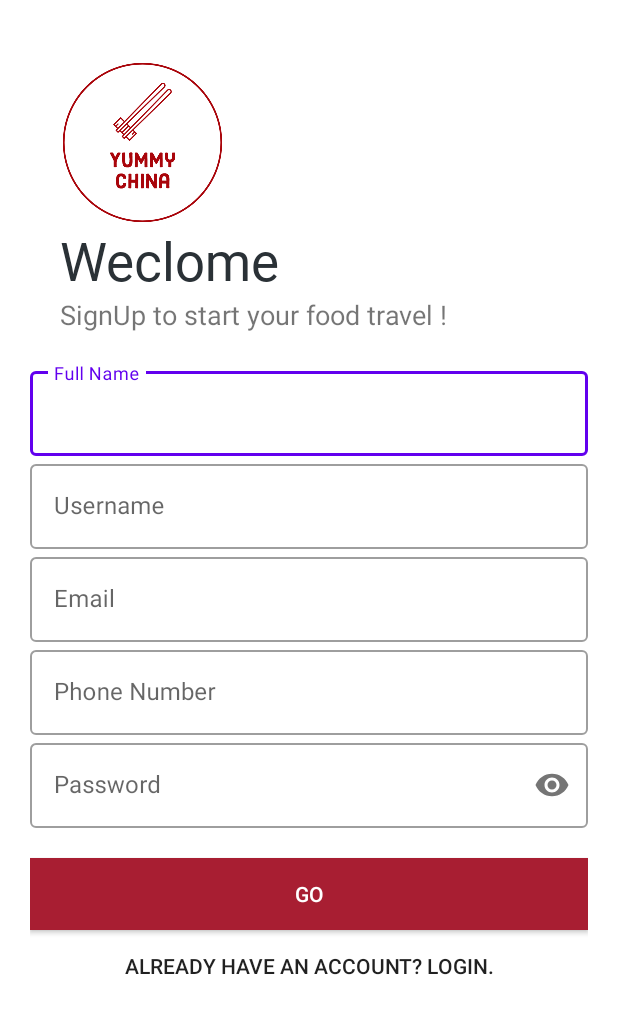
After one commit to FentPams/YummyChina, an Android app: the SignUpActivity screen opened directly, with no data from a screen before it, on a phone screen of 412 x 824 dp. The commit adds this screen. Shown: the top 1014 px of the screen. Run offline under Robolectric (Android 15) with nearby library versions, the phone set to English and light mode, and no system bars; our stand-ins replace Firebase (no records; nobody signed in at launch, a user with empty details on screens opened directly).

Commit message:
upgrade login and add signup activity

```diff
--- a/app/build.gradle
+++ b/app/build.gradle
@@ -37,6 +37,7 @@ dependencies {
     implementation 'com.google.firebase:firebase-database:19.2.1'
     implementation 'com.google.firebase:firebase-storage:20.0.1'
     implementation 'com.squareup.picasso:picasso:2.8'
+    implementation 'com.google.android.material:material:1.6.1'
     testImplementation 'junit:junit:4.13.2'
     androidTestImplementation 'androidx.test.ext:junit:1.1.3'
     androidTestImplementation 'androidx.test.espresso:espresso-core:3.4.0'
--- /dev/null
+++ b/app/src/main/java/com/example/yummychina/SignUpActivity.java
@@ -0,0 +1,105 @@
+package com.example.yummychina;
+
+import androidx.annotation.NonNull;
+import androidx.appcompat.app.AppCompatActivity;
+
+import android.content.Intent;
+import android.os.Bundle;
+import android.util.Log;
+import android.view.View;
+import android.widget.Button;
+import android.widget.Toast;
+
+import com.google.android.gms.tasks.OnCompleteListener;
+import com.google.android.gms.tasks.Task;
+import com.google.android.material.textfield.TextInputLayout;
+import com.google.firebase.auth.AuthResult;
+import com.google.firebase.auth.FirebaseAuth;
+import com.google.firebase.auth.FirebaseUser;
+import com.google.firebase.auth.UserProfileChangeRequest;
+import com.google.firebase.database.DatabaseReference;
+import com.google.firebase.database.FirebaseDatabase;
+
+public class SignUpActivity extends AppCompatActivity {
+
+    private static final String TAG = "SignUpActivity";
+
+    private FirebaseAuth mAuth;
+    private TextInputLayout name, username, email, phoneNo, password;
+    private Button signup_go, back_to_login;
+
+    @Override
+    protected void onCreate(Bundle savedInstanceState) {
+        super.onCreate(savedInstanceState);
+        setContentView(R.layout.activity_sign_up);
+
+        mAuth = FirebaseAuth.getInstance();
+        name = findViewById(R.id.name);
+        username = findViewById(R.id.username);
+        email = findViewById(R.id.email);
+        phoneNo = findViewById(R.id.phoneNo);
+        password = findViewById(R.id.password);
+        signup_go = findViewById(R.id.signup_go);
+        back_to_login = findViewById(R.id.back_to_login);
+
+        signup_go.setOnClickListener(new View.OnClickListener() {
+            @Override
+            public void onClick(View view) {
+                signUp();
+            }
+        });
+    }
+
+
+    private void signUp() {
+        String nameStr = name.getEditText().getText().toString();
+        String usernameStr = username.getEditText().getText().toString();
+        String emailStr = email.getEditText().getText().toString();
+        String phoneNoStr = phoneNo.getEditText().getText().toString();
+        String passwordStr = password.getEditText().getText().toString();
+        System.out.println("huici email:" + emailStr);
+        System.out.println("huici password:" + passwordStr);
+        mAuth.createUserWithEmailAndPassword(emailStr, passwordStr).addOnCompleteListener(this, new OnCompleteListener<AuthResult>() {
+            @Override
+            public void onComplete(@NonNull Task<AuthResult> task) {
+                if (task.isSuccessful()) {
+                    Toast.makeText(SignUpActivity.this, "Sign up Succeed", Toast.LENGTH_LONG).show();
+
+                    FirebaseUser user = mAuth.getCurrentUser();
+
+                    // Firebase Database: insert user's name under uid
+                    FirebaseDatabase database = FirebaseDatabase.getInstance();
+                    DatabaseReference ref =  database.getReference().child("users").child(user.getUid());
+                    ref.child("name").setValue(nameStr);
+                    ref.child("username").setValue(usernameStr);
+                    ref.child("email").setValue(emailStr);
+                    ref.child("phoneNo").setValue(phoneNoStr);
+
+                    // Firebase Authentication: update user's profile with displayname
+                    UserProfileChangeRequest profileUpdates = new UserProfileChangeRequest.Builder()
+                            .setDisplayName(usernameStr)
+                            .build();
+                    user.updateProfile(profileUpdates)
+                            .addOnCompleteListener(new OnCompleteListener<Void>() {
+                                @Override
+                                public void onComplete(@NonNull Task<Void> task) {
+                                    if (task.isSuccessful()) {
+                                        Log.d(TAG, "User profile updated.");
+                                    }
+                                }
+                            });
+
+                    transitionToSocialMediaActivity();
+                } else {
+                    Toast.makeText(SignUpActivity.this, "Sign Up Failed", Toast.LENGTH_LONG).show();
+                }
+
+            }
+        });
+    }
+
+    private void transitionToSocialMediaActivity() {
+        Intent intent = new Intent(this, SocialMediaActivity.class);
+        startActivity(intent);
+    }
+}
--- /dev/null
+++ b/app/src/main/res/layout/activity_sign_up.xml
@@ -0,0 +1,130 @@
+<?xml version="1.0" encoding="utf-8"?>
+<LinearLayout xmlns:android="http://schemas.android.com/apk/res/android"
+    xmlns:app="http://schemas.android.com/apk/res-auto"
+    xmlns:tools="http://schemas.android.com/tools"
+    android:layout_width="match_parent"
+    android:layout_height="match_parent"
+    tools:context=".SignUpActivity"
+    android:orientation="vertical"
+    android:background="#fff"
+    android:padding="20dp">
+    <ImageView
+        android:layout_width="150dp"
+        android:layout_height="150dp"
+        android:src="@drawable/yclogored"
+        android:transitionName="logo_image"/>
+
+    <TextView
+        android:layout_width="wrap_content"
+        android:layout_height="wrap_content"
+        android:layout_marginLeft="20dp"
+        android:layout_marginTop="-20dp"
+        android:fontFamily="@font/mochi"
+        android:text="Weclome"
+        android:textColor="@color/light_black"
+        android:textSize="35sp"
+        android:transitionName="logo_text"/>
+    <TextView
+        android:layout_width="wrap_content"
+        android:layout_height="wrap_content"
+        android:text="SignUp to start your food travel !"
+        android:textSize="18sp"
+        android:layout_marginLeft="20dp"
+        android:transitionName="logo_desc"/>
+
+    <LinearLayout
+
+        android:layout_width="match_parent"
+        android:layout_height="wrap_content"
+        android:orientation="vertical"
+        android:layout_marginTop="20dp"
+        android:layout_marginBottom="20dp">
+
+        <com.google.android.material.textfield.TextInputLayout
+            android:id="@+id/name"
+            android:layout_width="match_parent"
+            android:layout_height="wrap_content"
+            android:hint="Full Name"
+            style="@style/Widget.MaterialComponents.TextInputLayout.OutlinedBox">
+
+            <com.google.android.material.textfield.TextInputEditText
+                android:layout_width="match_parent"
+                android:layout_height="wrap_content"
+                android:inputType="text"/>
+        </com.google.android.material.textfield.TextInputLayout>
+
+        <com.google.android.material.textfield.TextInputLayout
+            android:id="@+id/username"
+            android:layout_width="match_parent"
+            android:layout_height="wrap_content"
+            android:hint="Username"
+            app:counterMaxLength="15"
+            style="@style/Widget.MaterialComponents.TextInputLayout.OutlinedBox"
+            android:transitionName="username_trans">
+
+            <com.google.android.material.textfield.TextInputEditText
+                android:layout_width="match_parent"
+                android:layout_height="wrap_content"
+                android:inputType="text"/>
+        </com.google.android.material.textfield.TextInputLayout>
+
+        <com.google.android.material.textfield.TextInputLayout
+            android:id="@+id/email"
+            android:layout_width="match_parent"
+            android:layout_height="wrap_content"
+            android:hint="Email"
+            style="@style/Widget.MaterialComponents.TextInputLayout.OutlinedBox">
+
+            <com.google.android.material.textfield.TextInputEditText
+                android:layout_width="match_parent"
+                android:layout_height="wrap_content"
+                android:inputType="textEmailAddress"/>
+        </com.google.android.material.textfield.TextInputLayout>
+
+        <com.google.android.material.textfield.TextInputLayout
+            android:id="@+id/phoneNo"
+            android:layout_width="match_parent"
+            android:layout_height="wrap_content"
+            android:hint="Phone Number"
+            style="@style/Widget.MaterialComponents.TextInputLayout.OutlinedBox">
+
+            <com.google.android.material.textfield.TextInputEditText
+                android:layout_width="match_parent"
+                android:layout_height="wrap_content"
+                android:inputType="number"/>
+        </com.google.android.material.textfield.TextInputLayout>
+
+        <com.google.android.material.textfield.TextInputLayout
+            android:id="@+id/password"
+            android:layout_width="match_parent"
+            android:layout_height="wrap_content"
+            android:hint="Password"
+            app:passwordToggleEnabled="true"
+            style="@style/Widget.MaterialComponents.TextInputLayout.OutlinedBox">
+
+            <com.google.android.material.textfield.TextInputEditText
+                android:layout_width="match_parent"
+                android:layout_height="wrap_content"
+                android:inputType="textPassword"
+                android:transitionName="password_trans"/>
+        </com.google.android.material.textfield.TextInputLayout>
+
+    </LinearLayout>
+    <androidx.appcompat.widget.AppCompatButton
+        android:id="@+id/signup_go"
+        android:layout_width="match_parent"
+        android:layout_height="wrap_content"
+        android:text="GO"
+        android:background="#a81e32"
+        android:textColor="#fff"
+        android:transitionName="button_trans"/>
+
+    <androidx.appcompat.widget.AppCompatButton
+        android:id="@+id/back_to_login"
+        android:layout_width="match_parent"
+        android:layout_height="wrap_content"
+        android:text="Already have an account? LogIn."
+        android:background="#00000000"
+        android:transitionName="login_signup_trans"/>
+
+</LinearLayout>
--- a/app/src/main/res/values/colors.xml
+++ b/app/src/main/res/values/colors.xml
@@ -7,4 +7,5 @@
     <color name="teal_700">#FF018786</color>
     <color name="black">#FF000000</color>
     <color name="white">#FFFFFFFF</color>
+    <color name="light_black">#2A3136</color>
 </resources>
--- a/app/src/main/res/values/themes.xml
+++ b/app/src/main/res/values/themes.xml
@@ -1,9 +1,9 @@
 <resources xmlns:tools="http://schemas.android.com/tools">
     <!-- Base application theme. -->
-    <style name="Theme.YummyChina" parent="Theme.MaterialComponents.DayNight.DarkActionBar">
+    <style name="Theme.YummyChina" parent="Theme.MaterialComponents.DayNight.NoActionBar">
         <!-- Primary brand color. -->
-        <item name="colorPrimary">#262628</item>
-        <item name="colorPrimaryVariant">#262628</item>
+        <item name="colorPrimary">@color/purple_500</item>
+        <item name="colorPrimaryVariant">@color/purple_700</item>
         <item name="colorOnPrimary">@color/white</item>
         <!-- Secondary brand color. -->
         <item name="colorSecondary">@color/teal_200</item>
@@ -12,7 +12,6 @@
         <!-- Status bar color. -->
         <item name="android:statusBarColor" tools:targetApi="l">?attr/colorPrimaryVariant</item>
         <!-- Customize your theme here. -->
-        <item name="fontFamily">@font/mousememoirs</item>
-        <item name="android:textSize">25sp</item>
+        <item name="android:windowContentTransitions">true</item>
     </style>
 </resources>
```
Also changed, not shown: app/src/main/AndroidManifest.xml (+14 -7 lines), app/src/main/java/com/example/yummychina/LoginActivity.java (added, +97 -0 lines), app/src/main/java/com/example/yummychina/User.java (added, +47 -0 lines), app/src/main/res/layout/activity_login.xml (added, +107 -0 lines), app/src/main/res/drawable/yclogo.png (added), app/src/main/res/drawable/yclogored.png (added), app/src/main/res/font/caveat.ttf (added), app/src/main/res/font/caveatb.ttf (added), app/src/main/res/font/hinds.ttf (added), app/src/main/res/font/rubik.ttf (added), 1 other file.
